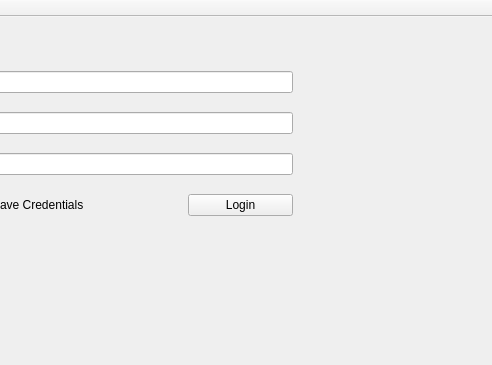
Qt form qtui/login.ui (paljsingh/impartus-downloader) before a commit; both pictures show x 308 to 800 and y 0 to 365 of the 800 by 600 pixel window.
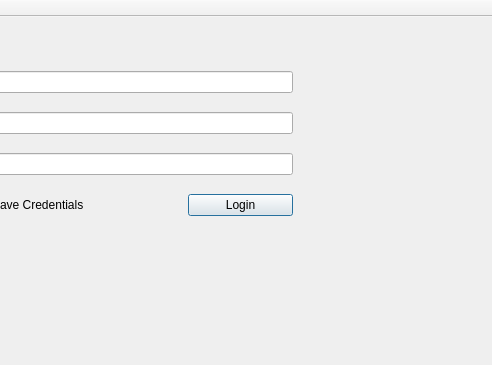
The same form after that commit.

Commit message: login screen fixes

The edit to the form file:
```diff
--- a/qtui/login.ui
+++ b/qtui/login.ui
@@ -14,7 +14,7 @@
    <string>MainWindow</string>
   </property>
   <widget class="QWidget" name="centralwidget">
-   <widget class="QWidget" name="">
+   <widget class="QWidget" name="layoutWidget">
     <property name="geometry">
      <rect>
       <x>170</x>
@@ -52,12 +52,9 @@
       </widget>
      </item>
      <item row="2" column="1" colspan="2">
-      <widget class="QLineEdit" name="lineEdit_2"/>
-     </item>
-     <item row="3" column="2">
-      <widget class="QPushButton" name="pushButton">
-       <property name="text">
-        <string>Login</string>
+      <widget class="QLineEdit" name="password_box">
+       <property name="echoMode">
+        <enum>QLineEdit::Password</enum>
        </property>
       </widget>
      </item>
@@ -74,6 +71,22 @@
        </property>
       </widget>
      </item>
+     <item row="3" column="2">
+      <widget class="QPushButton" name="login_button">
+       <property name="focusPolicy">
+        <enum>Qt::StrongFocus</enum>
+       </property>
+       <property name="text">
+        <string>Login</string>
+       </property>
+       <property name="autoDefault">
+        <bool>true</bool>
+       </property>
+       <property name="default">
+        <bool>true</bool>
+       </property>
+      </widget>
+     </item>
     </layout>
    </widget>
   </widget>
```
Left out of the diff: 13 changed lines with no effect on the pictures. The commit also changes 5 other files.
